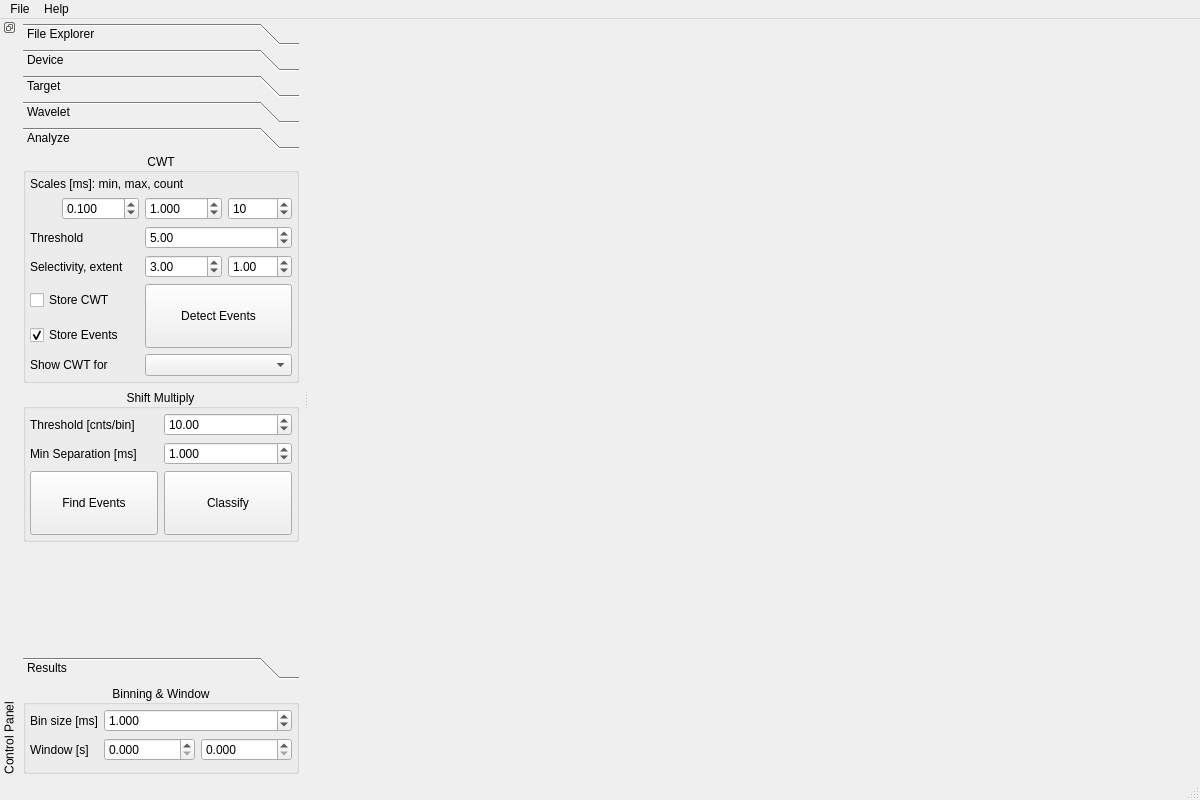
vganjali/EventDetector, file mainwindow.ui: the form before one commit.
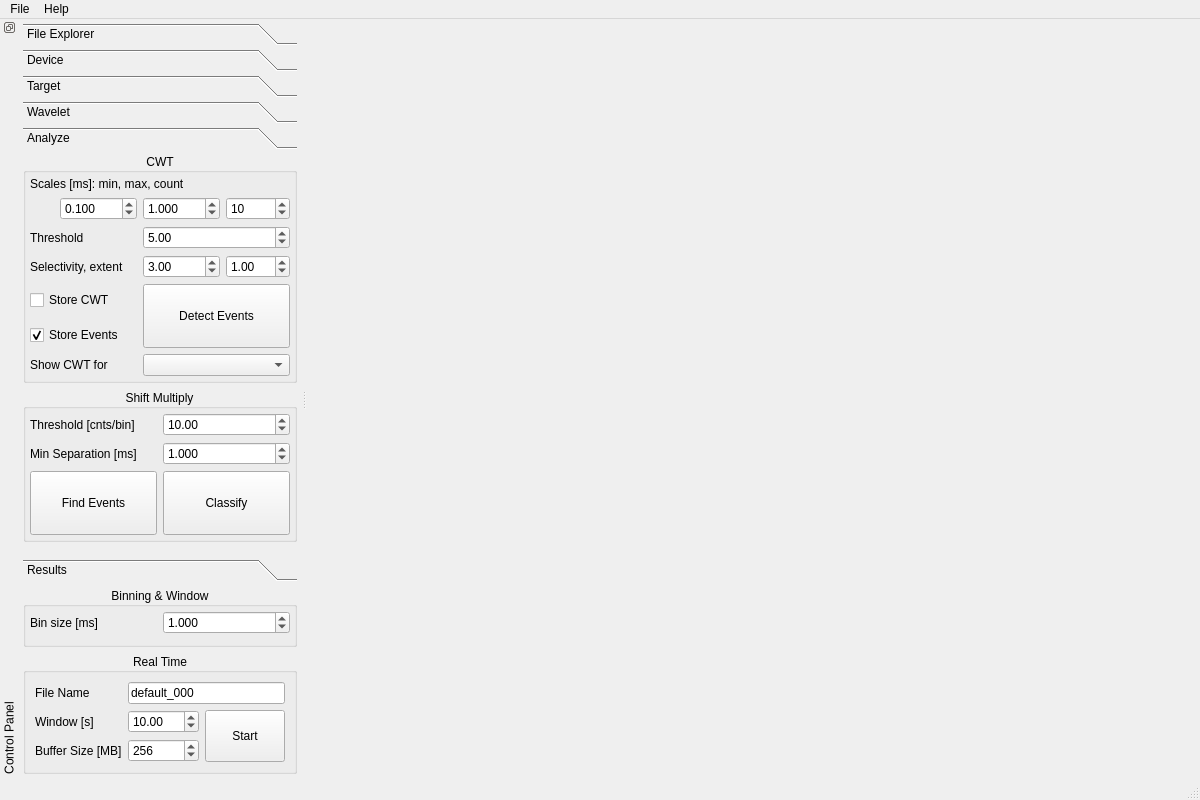
The form after the commit. The open tabs and pages were chosen to show the change. Icons and pictures are not drawn.

Commit message: realtime plot from ptu file

The edit to the form file:
```diff
--- a/mainwindow.ui
+++ b/mainwindow.ui
@@ -761,8 +761,8 @@
          <rect>
           <x>0</x>
           <y>0</y>
-          <width>253</width>
-          <height>518</height>
+          <width>246</width>
+          <height>435</height>
          </rect>
         </property>
         <attribute name="label">
@@ -1226,7 +1226,7 @@
        <property name="alignment">
         <set>Qt::AlignCenter</set>
        </property>
-       <layout class="QVBoxLayout" name="verticalLayout_binningandwindow">
+       <layout class="QGridLayout" name="gridLayout_2">
         <property name="leftMargin">
          <number>4</number>
         </property>
@@ -1239,25 +1239,6 @@
         <property name="bottomMargin">
          <number>10</number>
         </property>
-        <item>
-         <layout class="QGridLayout" name="gridLayout_binningandwindow">
-          <item row="1" column="0">
-           <widget class="QLabel" name="label_window">
-            <property name="text">
-             <string>Window [s]</string>
-            </property>
-           </widget>
-          </item>
-          <item row="1" column="2">
-           <widget class="QDoubleSpinBox" name="doubleSpinBox_window_r">
-            <property name="decimals">
-             <number>3</number>
-            </property>
-            <property name="maximum">
-             <double>100000.000000000000000</double>
-            </property>
-           </widget>
-          </item>
           <item row="0" column="0">
            <widget class="QLabel" name="label_binsize">
             <property name="text">
@@ -1265,17 +1246,7 @@
             </property>
            </widget>
           </item>
-          <item row="1" column="1">
-           <widget class="QDoubleSpinBox" name="doubleSpinBox_window_l">
-            <property name="decimals">
-             <number>3</number>
-            </property>
-            <property name="maximum">
-             <double>100000.000000000000000</double>
-            </property>
-           </widget>
-          </item>
-          <item row="0" column="1" colspan="2">
+        <item row="0" column="1">
            <widget class="QDoubleSpinBox" name="doubleSpinBox_binsize">
             <property name="decimals">
              <number>3</number>
@@ -1292,6 +1263,89 @@
            </widget>
           </item>
          </layout>
+      </widget>
+     </item>
+     <item>
+      <widget class="QGroupBox" name="groupBox_realtime">
+       <property name="title">
+        <string>Real Time</string>
+       </property>
+       <property name="alignment">
+        <set>Qt::AlignCenter</set>
+       </property>
+       <layout class="QGridLayout" name="gridLayout_6">
+        <item row="2" column="1">
+         <widget class="QSpinBox" name="spinBox_buffersize">
+          <property name="minimum">
+           <number>64</number>
+          </property>
+          <property name="maximum">
+           <number>4096</number>
+          </property>
+          <property name="singleStep">
+           <number>64</number>
+          </property>
+          <property name="value">
+           <number>256</number>
+          </property>
+          <property name="displayIntegerBase">
+           <number>10</number>
+          </property>
+         </widget>
+        </item>
+        <item row="1" column="1">
+         <widget class="QDoubleSpinBox" name="doubleSpinBox_windowsize">
+          <property name="decimals">
+           <number>2</number>
+          </property>
+          <property name="maximum">
+           <double>3600.000000000000000</double>
+          </property>
+          <property name="value">
+           <double>10.000000000000000</double>
+          </property>
+         </widget>
+        </item>
+        <item row="2" column="0">
+         <widget class="QLabel" name="label_buffersize">
+          <property name="text">
+           <string>Buffer Size [MB]</string>
+          </property>
+         </widget>
+        </item>
+        <item row="1" column="0">
+         <widget class="QLabel" name="label_window">
+          <property name="text">
+           <string>Window [s]</string>
+          </property>
+         </widget>
+        </item>
+        <item row="1" column="2" rowspan="2">
+         <widget class="QPushButton" name="pushButton_realtime">
+          <property name="sizePolicy">
+           <sizepolicy hsizetype="Minimum" vsizetype="Preferred">
+            <horstretch>0</horstretch>
+            <verstretch>0</verstretch>
+           </sizepolicy>
+          </property>
+          <property name="text">
+           <string>Start</string>
+          </property>
+         </widget>
+        </item>
+        <item row="0" column="0">
+         <widget class="QLabel" name="label_filename">
+          <property name="text">
+           <string>File Name</string>
+          </property>
+         </widget>
+        </item>
+        <item row="0" column="1" colspan="2">
+         <widget class="QLineEdit" name="lineEdit_filename">
+          <property name="text">
+           <string>default_000</string>
+          </property>
+         </widget>
         </item>
        </layout>
       </widget>
```
Left out of the diff: 10 changed lines with no effect on the pictures. Lines whose indentation alone changed are shown as unchanged. The commit also changes 4 other files.
